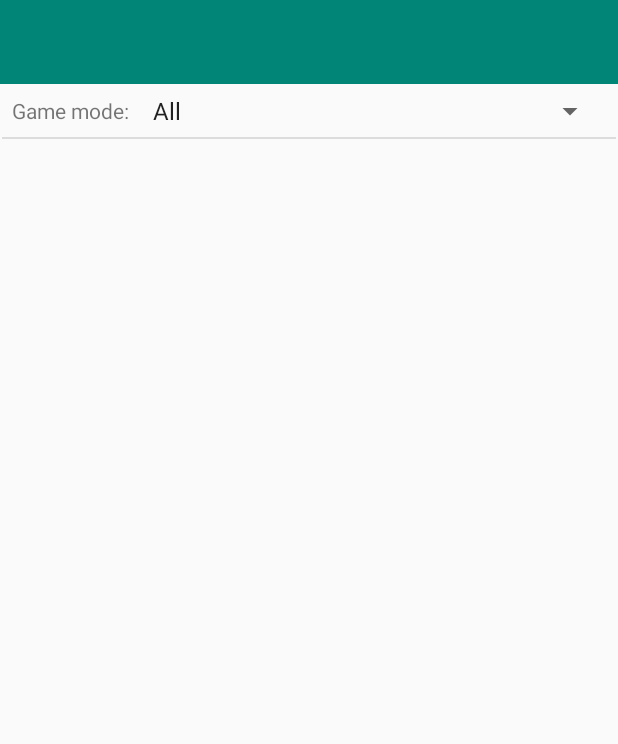
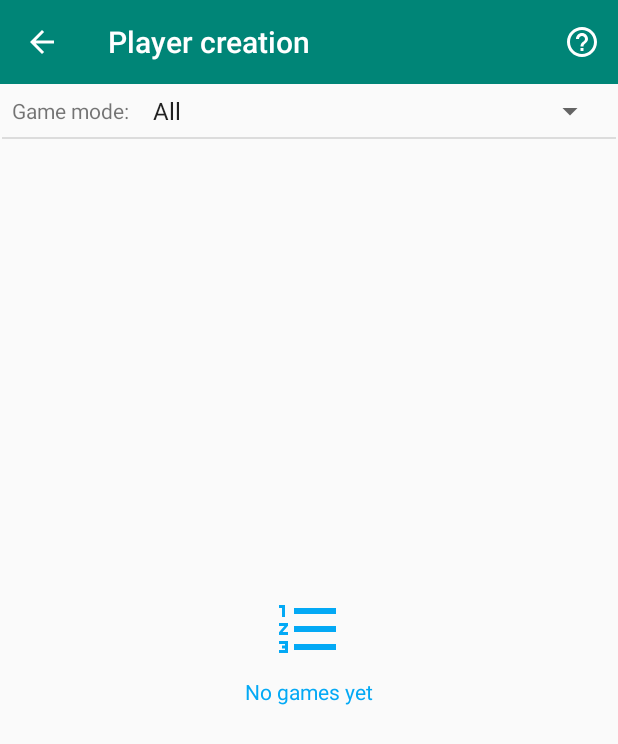
Before and after one commit to pmdmo2019-20/pr06-stroop-PatataAsada, an Android app: the RankingFragment screen opened through its navigation route, on a phone screen of 412 x 824 dp. Shown: the top 744 px of the screen. Run offline under Robolectric (Android 15) with nearby library versions, the phone set to English and light mode, and no system bars; our stand-ins replace Room's generated code.

Commit message:
ranking fragment completado, solo falta el juego y result fragment

```diff
--- a/app/src/main/java/es/iessaladillo/pedrojoya/stroop/data/model/Game.kt
+++ b/app/src/main/java/es/iessaladillo/pedrojoya/stroop/data/model/Game.kt
@@ -47,4 +47,5 @@ data class GameWithPlayer(
         entityColumn = "id"
     )
     val player:Player
+
 )
--- a/app/src/main/java/es/iessaladillo/pedrojoya/stroop/ui/MainViewmodel.kt
+++ b/app/src/main/java/es/iessaladillo/pedrojoya/stroop/ui/MainViewmodel.kt
@@ -6,15 +6,15 @@ import androidx.lifecycle.LiveData
 import androidx.lifecycle.MutableLiveData
 import androidx.lifecycle.ViewModel
 import androidx.preference.PreferenceManager
-import es.iessaladillo.pedrojoya.stroop.avatars
 import es.iessaladillo.pedrojoya.stroop.data.AppDatabase
+import es.iessaladillo.pedrojoya.stroop.data.model.Game
 import es.iessaladillo.pedrojoya.stroop.data.model.GameWithPlayer
 import es.iessaladillo.pedrojoya.stroop.data.model.Player
-import kotlinx.coroutines.android.awaitFrame
-import kotlin.concurrent.thread
 
 class MainViewmodel(application: Application, private val database:AppDatabase) : ViewModel() {
     private val settings:SharedPreferences by lazy { PreferenceManager.getDefaultSharedPreferences(application) }
+
+    var gameToShow:GameWithPlayer? = null
 
     var playerCreatorTrigger:Boolean = true
     private var _newAvatar:MutableLiveData<Int> = MutableLiveData(0)
@@ -23,14 +23,22 @@ class MainViewmodel(application: Application, private val database:AppDatabase)
     private var _listPlayers:MutableLiveData<List<Player>> = MutableLiveData(database.playerDao.queryAllPlayers())
     val listPlayers:LiveData<List<Player>> get() = _listPlayers
 
-    private var _listRanking:MutableLiveData<List<GameWithPlayer>> = MutableLiveData(getRankings())
+    private var _listRanking:MutableLiveData<List<GameWithPlayer>> = MutableLiveData(getRankings(
+        null
+    )
+    )
     val listRanking:LiveData<List<GameWithPlayer>> get() = _listRanking
 
     private var _selectedPlayer:MutableLiveData<Player?> = MutableLiveData(null)
     val selectedPlayer:LiveData<Player?> get() = _selectedPlayer
 
-    private fun getRankings():List<GameWithPlayer>{
-        return when (settings.getString("gamemode","All")) {
+    private fun getRankings(selectedItem: String?):List<GameWithPlayer>{
+        return if(selectedItem.isNullOrBlank()) filterGamesWithPlayer(settings.getString("gamemode","All")!!)
+        else filterGamesWithPlayer(selectedItem)
+    }
+
+    private fun filterGamesWithPlayer(selector:String): List<GameWithPlayer> {
+        return when (selector) {
             "Time" -> database.gameDao.queryGamesByTime()
             "Attempts" -> database.gameDao.queryGamesByAttmenpt()
             else -> database.gameDao.queryAllGames()
@@ -67,4 +75,8 @@ class MainViewmodel(application: Application, private val database:AppDatabase)
     private fun updateListPlayers(result:Int?) {
         _listPlayers.value = database.playerDao.queryAllPlayers()
     }
+
+    fun queryBy(selectedItem: String?) {
+        getRankings(selectedItem)
+    }
 }
--- a/app/src/main/java/es/iessaladillo/pedrojoya/stroop/ui/ranking/RankingFragment.kt
+++ b/app/src/main/java/es/iessaladillo/pedrojoya/stroop/ui/ranking/RankingFragment.kt
@@ -1,17 +1,61 @@
 package es.iessaladillo.pedrojoya.stroop.ui.ranking
 
-import android.content.Context
-import android.net.Uri
 import android.os.Bundle
+import android.view.*
+import android.widget.AdapterView
+import androidx.appcompat.app.AppCompatActivity
 import androidx.fragment.app.Fragment
-import android.view.LayoutInflater
-import android.view.View
-import android.view.ViewGroup
-
+import androidx.lifecycle.ViewModelProvider
+import androidx.lifecycle.observe
+import androidx.navigation.NavController
+import androidx.navigation.fragment.findNavController
 import es.iessaladillo.pedrojoya.stroop.R
+import es.iessaladillo.pedrojoya.stroop.base.DialogGenerator
+import es.iessaladillo.pedrojoya.stroop.data.model.GameWithPlayer
+import es.iessaladillo.pedrojoya.stroop.ui.MainViewmodel
+import kotlinx.android.synthetic.main.fragment_ranking.*
 
 
 class RankingFragment : Fragment() {
+    private val navCtrl: NavController by lazy {
+        findNavController()
+    }
+
+    lateinit var viewmodel: MainViewmodel
+
+    private val rankingFragmentAdapter = RankingFragmentAdapter().also {
+        it.setOnClickListener { position -> showResult(it.currentList[position]) }
+    }
+
+    private fun showResult(game: GameWithPlayer) {
+        viewmodel.gameToShow = game
+        navCtrl.navigate(R.id.action_rankingFragment_to_resultFragment)
+    }
+
+
+    override fun onCreate(savedInstanceState: Bundle?) {
+        super.onCreate(savedInstanceState)
+        setHasOptionsMenu(true)
+    }
+
+    override fun onCreateOptionsMenu(menu: Menu, inflater: MenuInflater) {
+        inflater.inflate(R.menu.menu, menu)
+        super.onCreateOptionsMenu(menu, inflater)
+    }
+
+    override fun onOptionsItemSelected(item: MenuItem): Boolean {
+        return when (item.itemId) {
+            R.id.mnuHelp -> {
+                DialogGenerator.showDialog(
+                    getString(R.string.ranking_title),
+                    getString(R.string.ranking_help_description),
+                    context!!
+                )
+                true
+            }
+            else -> super.onOptionsItemSelected(item)
+        }
+    }
 
     override fun onCreateView(
         inflater: LayoutInflater, container: ViewGroup?,
@@ -21,5 +65,54 @@ class RankingFragment : Fragment() {
         return inflater.inflate(R.layout.fragment_ranking, container, false)
     }
 
+    override fun onActivityCreated(savedInstanceState: Bundle?) {
+        super.onActivityCreated(savedInstanceState)
+        setupViewModel()
+        setupObservers()
+        setupToolbar()
+        setupReciclerView()
+        setupSpinner()
+    }
 
+    private fun setupSpinner() {
+        spnGamemode.onItemSelectedListener = object : AdapterView.OnItemSelectedListener {
+            override fun onNothingSelected(p0: AdapterView<*>?) {
+                viewmodel.queryBy(null)
+            }
+
+            override fun onItemSelected(p0: AdapterView<*>?, p1: View?, p2: Int, p3: Long) {
+                viewmodel.queryBy(spnGamemode.selectedItem.toString())
+            }
+        }
+    }
+
+    private fun setupObservers() {
+        viewmodel.listRanking.observe(this) {updateListRankings(viewmodel.listRanking.value!!)}
+    }
+
+    private fun updateListRankings(list: List<GameWithPlayer>) {
+        lstRanking.post {
+            rankingFragmentAdapter.submitList(list)
+            lblEmptyView.visibility = if(list.isNotEmpty()) View.INVISIBLE else View.VISIBLE
+            imgRanking.visibility = if(list.isNotEmpty()) View.INVISIBLE else View.VISIBLE
+        }
+    }
+
+    private fun setupReciclerView() {
+        //TODO("not implemented") //To change body of created functions use File | Settings | File Templates.
+    }
+
+    private fun setupToolbar() {
+        (activity as AppCompatActivity).setSupportActionBar(ranking_toolbar)
+        (activity as AppCompatActivity).supportActionBar?.setDisplayHomeAsUpEnabled(true)
+        (activity as AppCompatActivity).supportActionBar?.setDisplayShowHomeEnabled(true)
+        (activity as AppCompatActivity).supportActionBar?.setTitle(if (viewmodel.playerCreatorTrigger) R.string.player_creation_title else R.string.player_edition_title)
+        ranking_toolbar.setNavigationOnClickListener { navCtrl.navigateUp() }
+    }
+
+    private fun setupViewModel() {
+        viewmodel = requireActivity().run {
+            ViewModelProvider(this).get(MainViewmodel::class.java)
+        }
+    }
 }
--- a/app/src/main/res/layout/fragment_ranking.xml
+++ b/app/src/main/res/layout/fragment_ranking.xml
@@ -11,7 +11,7 @@
         android:layout_height="match_parent">
 
         <androidx.appcompat.widget.Toolbar
-            android:id="@+id/toolbar"
+            android:id="@+id/ranking_toolbar"
             android:layout_width="match_parent"
             android:layout_height="wrap_content"
             android:background="?attr/colorPrimary"
@@ -39,7 +39,7 @@
             android:layout_marginTop="8dp"
             android:text="@string/ranking_item_gameMode"
             app:layout_constraintStart_toStartOf="parent"
-            app:layout_constraintTop_toBottomOf="@+id/toolbar" />
+            app:layout_constraintTop_toBottomOf="@+id/ranking_toolbar" />
 
         <Spinner
             android:id="@+id/spnGamemode"
@@ -62,6 +62,29 @@
             app:layout_constraintEnd_toEndOf="parent"
             app:layout_constraintStart_toStartOf="parent"
             app:layout_constraintTop_toBottomOf="@+id/divider"
-            tools:listitem="@layout/ranking_fragment_item"/>
+            tools:listitem="@layout/ranking_fragment_item" />
+
+        <TextView
+            android:id="@+id/lblEmptyView"
+            android:layout_width="wrap_content"
+            android:layout_height="wrap_content"
+            android:layout_marginTop="8dp"
+            android:text="@string/ranking_no_games_yet"
+            android:textColor="@color/rankingOption"
+            app:layout_constraintEnd_toEndOf="@+id/lstRanking"
+            app:layout_constraintStart_toStartOf="@+id/lstRanking"
+            app:layout_constraintTop_toBottomOf="@+id/imgRanking" />
+
+        <ImageView
+            android:id="@+id/imgRanking"
+            android:layout_width="wrap_content"
+            android:layout_height="wrap_content"
+            android:src="@drawable/ic_ranking_black_48dp"
+            app:layout_constraintBottom_toBottomOf="parent"
+            app:layout_constraintEnd_toEndOf="@+id/lstRanking"
+            app:layout_constraintStart_toStartOf="@+id/lstRanking"
+            app:layout_constraintTop_toTopOf="@+id/lstRanking"
+            app:layout_constraintVertical_bias="0.443"
+            android:tint="@color/rankingOption"/>
     </androidx.constraintlayout.widget.ConstraintLayout>
 </FrameLayout>
--- a/app/src/main/res/navigation/main_activity.xml
+++ b/app/src/main/res/navigation/main_activity.xml
@@ -40,7 +40,11 @@
         android:id="@+id/gameFragment"
         android:name="es.iessaladillo.pedrojoya.stroop.ui.game.GameFragment"
         android:label="fragment_game"
-        tools:layout="@layout/fragment_game" />
+        tools:layout="@layout/fragment_game" >
+        <action
+            android:id="@+id/action_gameFragment_to_resultFragment"
+            app:destination="@id/resultFragment" />
+    </fragment>
     <fragment
         android:id="@+id/assistantFragment"
         android:name="es.iessaladillo.pedrojoya.stroop.ui.assistant.AssistantFragment"
```
Also changed, not shown: app/src/main/java/es/iessaladillo/pedrojoya/stroop/ui/edit/EditFragment.kt (+13 -5 lines), app/src/main/java/es/iessaladillo/pedrojoya/stroop/ui/ranking/RankingFragmentAdapter.kt (added, +56 -0 lines).
